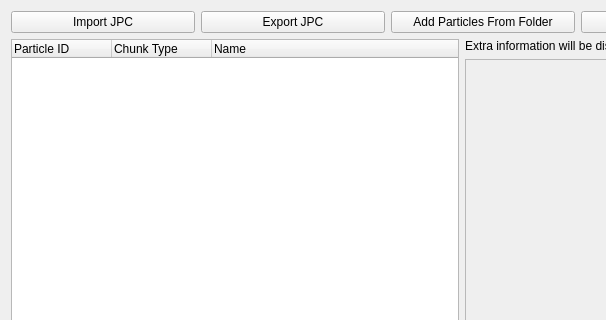
First picture: the form in gcft_ui/jpc_tab.ui, repository LagoLunatic/GCFT, before the edit; both pictures show x 0 to 606 and y 0 to 320 of the 776 by 515 pixel window.
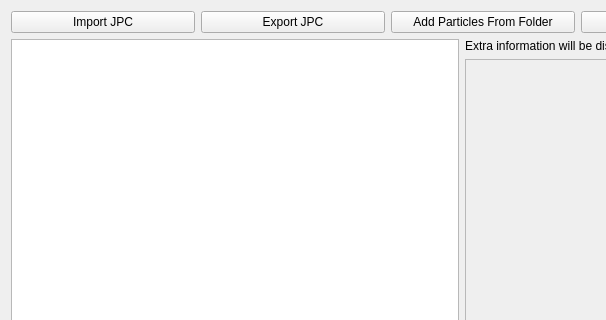
Second picture: the form after the edit.

Commit message: Refactor JPC tab to use model/view architecture

Patch:
```diff
--- a/gcft_ui/jpc_tab.ui
+++ b/gcft_ui/jpc_tab.ui
@@ -49,23 +49,7 @@
    <item>
     <layout class="QHBoxLayout" name="horizontalLayout">
      <item>
-      <widget class="QTreeWidget" name="jpc_particles_tree">
-       <column>
-        <property name="text">
-         <string>Particle ID</string>
-        </property>
-       </column>
-       <column>
-        <property name="text">
-         <string>Chunk Type</string>
-        </property>
-       </column>
-       <column>
-        <property name="text">
-         <string>Name</string>
-        </property>
-       </column>
-      </widget>
+      <widget class="QTreeView" name="jpc_particles_tree"/>
      </item>
      <item>
       <widget class="QWidget" name="jpc_sidebar" native="true">
```
Left out of the diff: 4 changed lines with no effect on the pictures. The commit also changes 2 other files.
